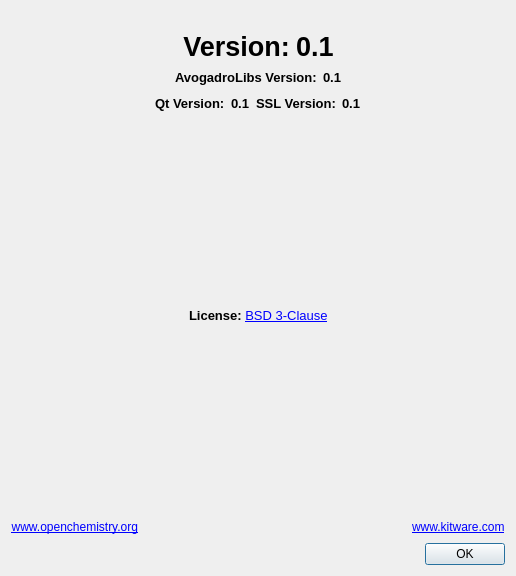
Before: the Qt Designer form avogadro/aboutdialog.ui in OpenChemistry/avogadroapp, drawn with Qt 5.
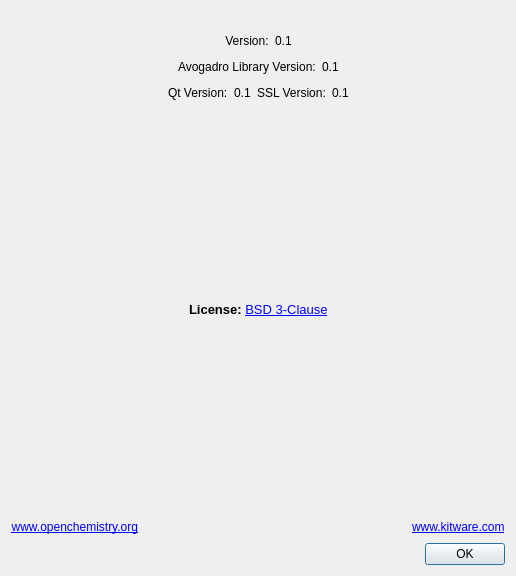
After: the same form once the commit is applied. Icons and pictures are not drawn.

Commit message: Remove non-translatable HTML from about dialog strings

Patch:
```diff
--- a/avogadro/aboutdialog.ui
+++ b/avogadro/aboutdialog.ui
@@ -59,7 +59,7 @@
        <item>
         <widget class="QLabel" name="versionLabel">
          <property name="text">
-          <string>&lt;html&gt;&lt;head/&gt;&lt;body&gt;&lt;p&gt;&lt;span style=&quot; font-size:20pt; font-weight:600;&quot;&gt;Version:&lt;/span&gt;&lt;/p&gt;&lt;/body&gt;&lt;/html&gt;</string>
+          <string>Version:</string>
          </property>
          <property name="textFormat">
           <enum>Qt::AutoText</enum>
@@ -72,7 +72,7 @@
        <item>
         <widget class="QLabel" name="version">
          <property name="text">
-          <string>&lt;html&gt;&lt;head/&gt;&lt;body&gt;&lt;p&gt;&lt;span style=&quot; font-size:20pt; font-weight:600;&quot;&gt;0.1&lt;/span&gt;&lt;/p&gt;&lt;/body&gt;&lt;/html&gt;</string>
+          <string>0.1</string>
          </property>
          <property name="textInteractionFlags">
           <set>Qt::LinksAccessibleByMouse|Qt::TextSelectableByMouse</set>
@@ -114,14 +114,14 @@
      <item>
       <widget class="QLabel" name="libs">
        <property name="text">
-        <string>&lt;html&gt;&lt;head/&gt;&lt;body&gt;&lt;p&gt;&lt;span style=&quot; font-size:10pt; font-weight:600;&quot;&gt;AvogadroLibs Version:&lt;/span&gt;&lt;/p&gt;&lt;/body&gt;&lt;/html&gt;</string>
+        <string>Avogadro Library Version:</string>
        </property>
       </widget>
      </item>
      <item>
       <widget class="QLabel" name="libsVersion">
        <property name="text">
-        <string>&lt;html&gt;&lt;head/&gt;&lt;body&gt;&lt;p&gt;&lt;span style=&quot; font-size:10pt; font-weight:600;&quot;&gt;0.1&lt;/span&gt;&lt;/p&gt;&lt;/body&gt;&lt;/html&gt;</string>
+        <string>0.1</string>
        </property>
        <property name="textInteractionFlags">
         <set>Qt::LinksAccessibleByMouse|Qt::TextSelectableByMouse</set>
@@ -161,14 +161,14 @@
      <item>
       <widget class="QLabel" name="qtVersionLabel">
        <property name="text">
-        <string>&lt;html&gt;&lt;head/&gt;&lt;body&gt;&lt;p&gt;&lt;span style=&quot; font-size:10pt; font-weight:600;&quot;&gt;Qt Version:&lt;/span&gt;&lt;/p&gt;&lt;/body&gt;&lt;/html&gt;</string>
+        <string>Qt Version:</string>
        </property>
       </widget>
      </item>
      <item>
       <widget class="QLabel" name="qtVersion">
        <property name="text">
-        <string>&lt;html&gt;&lt;head/&gt;&lt;body&gt;&lt;p&gt;&lt;span style=&quot; font-size:10pt; font-weight:600;&quot;&gt;0.1&lt;/span&gt;&lt;/p&gt;&lt;/body&gt;&lt;/html&gt;</string>
+        <string>0.1</string>
        </property>
        <property name="textInteractionFlags">
         <set>Qt::LinksAccessibleByMouse|Qt::TextSelectableByMouse</set>
@@ -178,14 +178,14 @@
      <item>
       <widget class="QLabel" name="sslVersionLabel">
        <property name="text">
-        <string>&lt;html&gt;&lt;head/&gt;&lt;body&gt;&lt;p&gt;&lt;span style=&quot; font-size:10pt; font-weight:600;&quot;&gt;SSL Version:&lt;/span&gt;&lt;/p&gt;&lt;/body&gt;&lt;/html&gt;</string>
+        <string>SSL Version:</string>
        </property>
       </widget>
      </item>
      <item>
       <widget class="QLabel" name="sslVersion">
        <property name="text">
-        <string>&lt;html&gt;&lt;head/&gt;&lt;body&gt;&lt;p&gt;&lt;span style=&quot; font-size:10pt; font-weight:600;&quot;&gt;0.1&lt;/span&gt;&lt;/p&gt;&lt;/body&gt;&lt;/html&gt;</string>
+        <string>0.1</string>
        </property>
       </widget>
      </item>
```
Left out of the diff: 2 changed lines with no effect on the pictures. The commit also changes 1 other file.
